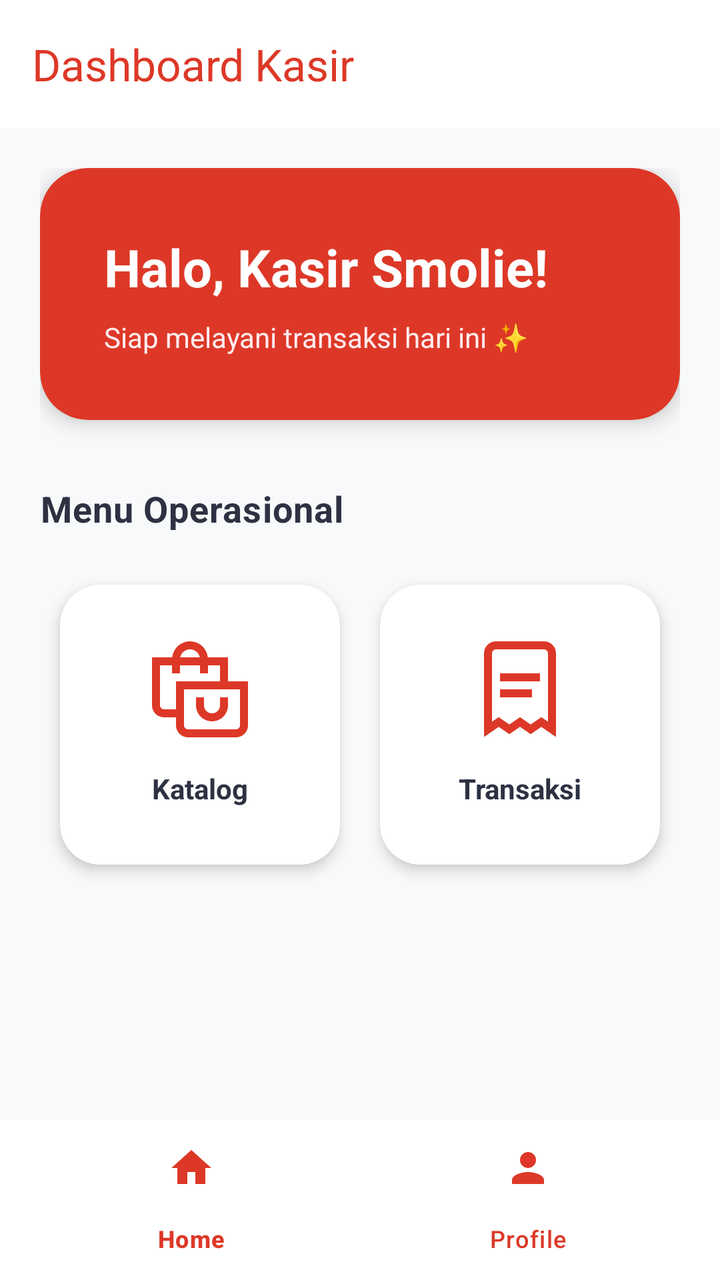
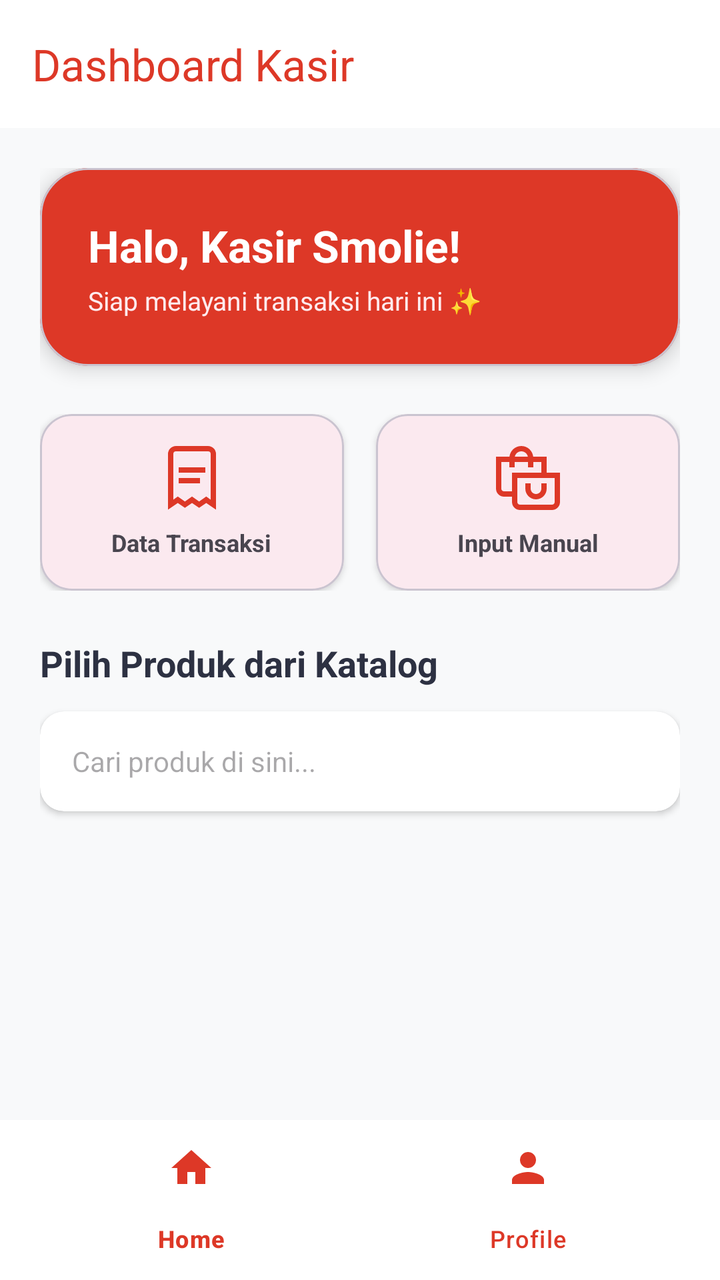

Before-and-after screenshots of an Android layout around one commit, followed by the original layout XML and the change that was made.
<!-- AndroidManifest.xml: application theme Theme.SmolieGiftMobile -->
<!-- res/layout/activity_kasir_dashboard.xml -->
<?xml version="1.0" encoding="utf-8"?>
<androidx.constraintlayout.widget.ConstraintLayout xmlns:android="http://schemas.android.com/apk/res/android"
    xmlns:app="http://schemas.android.com/apk/res-auto"
    android:layout_width="match_parent"
    android:layout_height="match_parent"
    android:background="#F8F9FA">

    <androidx.appcompat.widget.Toolbar
        android:id="@+id/toolbarKasir"
        android:layout_width="match_parent"
        android:layout_height="?attr/actionBarSize"
        android:background="#FFFFFF"
        android:elevation="4dp"
        app:title="Dashboard Kasir"
        app:titleTextColor="#DD3827"
        app:layout_constraintTop_toTopOf="parent" />

    <FrameLayout
        android:id="@+id/contentFrameKasir"
        android:layout_width="match_parent"
        android:layout_height="0dp"
        app:layout_constraintTop_toBottomOf="@id/toolbarKasir"
        app:layout_constraintBottom_toTopOf="@id/bottomNavKasir">

        
        <ScrollView
            android:id="@+id/layoutHomeKasir"
            android:layout_width="match_parent"
            android:layout_height="match_parent"
            android:scrollbars="none"
            android:visibility="visible">

            <LinearLayout
                android:layout_width="match_parent"
                android:layout_height="wrap_content"
                android:orientation="vertical"
                android:padding="20dp"
                android:paddingBottom="40dp">

                
                <com.google.android.material.card.MaterialCardView
                    android:layout_width="match_parent"
                    android:layout_height="wrap_content"
                    app:cardBackgroundColor="#DD3827"
                    app:cardCornerRadius="24dp"
                    app:cardElevation="6dp"
                    app:strokeWidth="0dp"
                    android:layout_marginBottom="32dp">
                    <LinearLayout
                        android:layout_width="match_parent"
                        android:layout_height="wrap_content"
                        android:orientation="vertical"
                        android:padding="32dp">
                        <TextView
                            android:layout_width="wrap_content"
                            android:layout_height="wrap_content"
                            android:text="Halo, Kasir Smolie!"
                            android:textColor="#FFFFFF"
                            android:textSize="26sp"
                            android:textStyle="bold"/>
                        <TextView
                            android:layout_width="wrap_content"
                            android:layout_height="wrap_content"
                            android:text="Siap melayani transaksi hari ini ✨"
                            android:textColor="#FFEBEE"
                            android:textSize="14sp"
                            android:layout_marginTop="8dp"/>
                    </LinearLayout>
                </com.google.android.material.card.MaterialCardView>

                <TextView
                    android:layout_width="wrap_content"
                    android:layout_height="wrap_content"
                    android:text="Menu Operasional"
                    android:textColor="#2D3142"
                    android:textStyle="bold"
                    android:textSize="18sp"
                    android:layout_marginBottom="16dp"
                    android:letterSpacing="0.02"/>

                <GridLayout
                    android:layout_width="match_parent"
                    android:layout_height="wrap_content"
                    android:columnCount="2"
                    android:alignmentMode="alignMargins"
                    android:columnOrderPreserved="false">

                    
                    <com.google.android.material.card.MaterialCardView
                        android:id="@+id/cvMenuKatalog"
                        android:layout_width="0dp"
                        android:layout_height="wrap_content"
                        android:layout_columnWeight="1"
                        android:layout_margin="10dp"
                        app:cardCornerRadius="20dp"
                        app:cardElevation="4dp"
                        app:strokeWidth="0dp"
                        app:cardBackgroundColor="#FFFFFF"
                        android:clickable="true"
                        android:focusable="true"
                        android:foreground="?attr/selectableItemBackground">
                        <LinearLayout
                            android:layout_width="match_parent"
                            android:layout_height="140dp"
                            android:orientation="vertical"
                            android:gravity="center"
                            android:padding="16dp">
                            <ImageView
                                android:layout_width="48dp"
                                android:layout_height="48dp"
                                android:src="@drawable/bags_shopping"
                                app:tint="#DD3827"/>
                            <TextView
                                android:layout_width="wrap_content"
                                android:layout_height="wrap_content"
                                android:text="Katalog"
                                android:textStyle="bold"
                                android:textColor="#2D3142"
                                android:layout_marginTop="16dp"/>
                        </LinearLayout>
                    </com.google.android.material.card.MaterialCardView>

                    
                    <com.google.android.material.card.MaterialCardView
                        android:id="@+id/cvMenuTransaksi"
                        android:layout_width="0dp"
                        android:layout_height="wrap_content"
                        android:layout_columnWeight="1"
                        android:layout_margin="10dp"
                        app:cardCornerRadius="20dp"
                        app:cardElevation="4dp"
                        app:strokeWidth="0dp"
                        app:cardBackgroundColor="#FFFFFF"
                        android:clickable="true"
                        android:focusable="true"
                        android:foreground="?attr/selectableItemBackground">
                        <LinearLayout
                            android:layout_width="match_parent"
                            android:layout_height="140dp"
                            android:orientation="vertical"
                            android:gravity="center"
                            android:padding="16dp">
                            <ImageView
                                android:layout_width="48dp"
                                android:layout_height="48dp"
                                android:src="@drawable/receipt"
                                app:tint="#DD3827"/>
                            <TextView
                                android:layout_width="wrap_content"
                                android:layout_height="wrap_content"
                                android:text="Transaksi"
                                android:textStyle="bold"
                                android:textColor="#2D3142"
                                android:layout_marginTop="16dp"/>
                        </LinearLayout>
                    </com.google.android.material.card.MaterialCardView>

                </GridLayout>
            </LinearLayout>
        </ScrollView>

        
        <LinearLayout
            android:id="@+id/layoutProfileKasir"
            android:layout_width="match_parent"
            android:layout_height="match_parent"
            android:orientation="vertical"
            android:padding="24dp"
            android:gravity="center_horizontal"
            android:visibility="gone">

            <com.google.android.material.card.MaterialCardView
                android:layout_width="140dp"
                android:layout_height="140dp"
                app:cardCornerRadius="70dp"
                app:cardElevation="8dp"
                app:strokeColor="#DD3827"
                app:strokeWidth="3dp"
                android:layout_marginBottom="24dp"
                app:cardPreventCornerOverlap="false">
                <ImageView
                    android:id="@+id/ivKasirProfile"
                    android:layout_width="match_parent"
                    android:layout_height="match_parent"
                    android:src="@drawable/smolie"
                    android:scaleType="centerCrop"
                    android:contentDescription="Profile Image"/>
            </com.google.android.material.card.MaterialCardView>

            <TextView
                android:id="@+id/tvKasirProfileName"
                android:layout_width="wrap_content"
                android:layout_height="wrap_content"
                android:text="Nama Kasir"
                android:textSize="26sp"
                android:textStyle="bold"
                android:textColor="#2D3142"/>

            <TextView
                android:id="@+id/tvKasirProfileEmail"
                android:layout_width="wrap_content"
                android:layout_height="wrap_content"
                android:text="kasir@smolie.com"
                android:textSize="16sp"
                android:textColor="#64748B"
                android:layout_marginBottom="32dp"/>

            <com.google.android.material.card.MaterialCardView
                android:layout_width="match_parent"
                android:layout_height="wrap_content"
                app:cardCornerRadius="20dp"
                app:cardElevation="3dp"
                app:strokeWidth="0dp"
                app:cardBackgroundColor="#FFFFFF">
                <LinearLayout
                    android:layout_width="match_parent"
                    android:layout_height="wrap_content"
                    android:orientation="vertical"
                    android:padding="24dp">
                    <TextView
                        android:layout_width="wrap_content"
                        android:layout_height="wrap_content"
                        android:text="Informasi Akun Kasir"
                        android:textStyle="bold"
                        android:textColor="#2D3142"
                        android:textSize="18sp"
                        android:layout_marginBottom="16dp"/>
                    <TextView
                        android:id="@+id/tvKasirProfileUsername"
                        android:layout_width="wrap_content"
                        android:layout_height="wrap_content"
                        android:text="Username: -"
                        android:textColor="#64748B"
                        android:textSize="14sp"/>
                    <View android:layout_width="match_parent" android:layout_height="1dp" android:background="#F1F5F9" android:layout_marginTop="12dp" android:layout_marginBottom="12dp"/>
                    <TextView
                        android:id="@+id/tvKasirProfilePhone"
                        android:layout_width="wrap_content"
                        android:layout_height="wrap_content"
                        android:text="Telepon: -"
                        android:textColor="#64748B"
                        android:textSize="14sp"/>
                </LinearLayout>
            </com.google.android.material.card.MaterialCardView>
        </LinearLayout>
    </FrameLayout>

    <com.google.android.material.bottomnavigation.BottomNavigationView
        android:id="@+id/bottomNavKasir"
        android:layout_width="match_parent"
        android:layout_height="wrap_content"
        android:background="#FFFFFF"
        app:itemIconTint="#DD3827"
        app:itemTextColor="#DD3827"
        app:menu="@menu/admin_bottom_menu"
        app:layout_constraintBottom_toBottomOf="parent" />

</androidx.constraintlayout.widget.ConstraintLayout>
<!-- resources referenced by this layout -->
<resources>
  <!-- drawable bags_shopping (drawable) -->
  <vector xmlns:android="http://schemas.android.com/apk/res/android"
      android:width="512dp"
      android:height="512dp"
      android:viewportWidth="24"
      android:viewportHeight="24">
    <path
        android:fillColor="#FF000000"
        android:pathData="M19,10L19,4h-5.051c-0.252,-2.244 -2.139,-4 -4.449,-4S5.303,1.756 5.051,4L0,4v12c0,1.654 1.346,3 3,3h3v2c0,1.654 1.346,3 3,3h12c1.654,0 3,-1.346 3,-3L24,10h-5ZM9.5,2c1.207,0 2.217,0.86 2.449,2L7.051,4c0.232,-1.14 1.242,-2 2.449,-2ZM3,17c-0.551,0 -1,-0.448 -1,-1L2,6h3v2h2v-2h5v2h2v-2h3v4L6,10v7L3,17ZM22,21c0,0.552 -0.449,1 -1,1L9,22c-0.551,0 -1,-0.448 -1,-1L8,12h14v9ZM11,16v-2h2v2c0,1.103 0.897,2 2,2s2,-0.897 2,-2v-2h2v2c0,2.206 -1.794,4 -4,4s-4,-1.794 -4,-4Z"/>
  </vector>
  <!-- drawable receipt (drawable) -->
  <vector xmlns:android="http://schemas.android.com/apk/res/android"
      android:width="512dp"
      android:height="512dp"
      android:viewportWidth="24"
      android:viewportHeight="24">
    <path
        android:fillColor="#FF000000"
        android:pathData="M21,23.9l-3.663,-2.511 -2.664,1.825 -2.666,-1.826L9.341,23.212 6.67,21.386 3,23.9V3A3,3 0,0 1,6 0H18a3,3 0,0 1,3 3ZM6.67,18.962l2.67,1.826 2.667,-1.826 2.666,1.826 2.665,-1.827L19,20.1V3a1,1 0,0 0,-1 -1H6A1,1 0,0 0,5 3V20.1Z"/>
    <path
        android:fillColor="#FF000000"
        android:pathData="M7,8h10v2h-10z"/>
    <path
        android:fillColor="#FF000000"
        android:pathData="M7,12h8v2h-8z"/>
  </vector>
  <!-- drawable smolie: jpg bitmap (drawable, 38839 bytes) -->
  <style name="Theme.SmolieGiftMobile" parent="Base.Theme.SmolieGiftMobile" />
  <style name="Base.Theme.SmolieGiftMobile" parent="Theme.Material3.DayNight.NoActionBar">
          
          <item name="colorPrimary">#DD3827</item>
          <item name="colorOnPrimary">#FFFFFF</item>
      </style>
</resources>

<!-- the commit's change to res/layout/activity_kasir_dashboard.xml (unified diff, before → after) -->
@@ -37,125 +37,137 @@
                 android:padding="20dp"
                 android:paddingBottom="40dp">
 
-                
                 <com.google.android.material.card.MaterialCardView
                     android:layout_width="match_parent"
                     android:layout_height="wrap_content"
                     app:cardBackgroundColor="#DD3827"
                     app:cardCornerRadius="24dp"
                     app:cardElevation="6dp"
-                    app:strokeWidth="0dp"
-                    android:layout_marginBottom="32dp">
+                    android:layout_marginBottom="24dp">
                     <LinearLayout
                         android:layout_width="match_parent"
                         android:layout_height="wrap_content"
                         android:orientation="vertical"
-                        android:padding="32dp">
+                        android:padding="24dp">
                         <TextView
                             android:layout_width="wrap_content"
                             android:layout_height="wrap_content"
                             android:text="Halo, Kasir Smolie!"
                             android:textColor="#FFFFFF"
-                            android:textSize="26sp"
+                            android:textSize="22sp"
                             android:textStyle="bold"/>
                         <TextView
                             android:layout_width="wrap_content"
                             android:layout_height="wrap_content"
                             android:text="Siap melayani transaksi hari ini ✨"
                             android:textColor="#FFEBEE"
-                            android:textSize="14sp"
-                            android:layout_marginTop="8dp"/>
+                            android:textSize="13sp"
+                            android:layout_marginTop="4dp"/>
                     </LinearLayout>
                 </com.google.android.material.card.MaterialCardView>
 
-                <TextView
-                    android:layout_width="wrap_content"
-                    android:layout_height="wrap_content"
-                    android:text="Menu Operasional"
-                    android:textColor="#2D3142"
-                    android:textStyle="bold"
-                    android:textSize="18sp"
-                    android:layout_marginBottom="16dp"
-                    android:letterSpacing="0.02"/>
-
-                <GridLayout
-                    android:layout_width="match_parent"
-                    android:layout_height="wrap_content"
-                    android:columnCount="2"
-                    android:alignmentMode="alignMargins"
-                    android:columnOrderPreserved="false">
-
-                    
+                
+                <LinearLayout
+                    android:layout_width="match_parent"
+                    android:layout_height="wrap_content"
+                    android:orientation="horizontal"
+                    android:layout_marginBottom="24dp">
+
                     <com.google.android.material.card.MaterialCardView
-                        android:id="@+id/cvMenuKatalog"
+                        android:id="@+id/cvMenuTransaksi"
                         android:layout_width="0dp"
-                        android:layout_height="wrap_content"
-                        android:layout_columnWeight="1"
-                        android:layout_margin="10dp"
-                        app:cardCornerRadius="20dp"
-                        app:cardElevation="4dp"
-                        app:strokeWidth="0dp"
-                        app:cardBackgroundColor="#FFFFFF"
-                        android:clickable="true"
-                        android:focusable="true"
-                        android:foreground="?attr/selectableItemBackground">
+                        android:layout_weight="1"
+                        android:layout_height="wrap_content"
+                        android:layout_marginEnd="8dp"
+                        app:cardCornerRadius="16dp"
+                        app:cardElevation="2dp">
                         <LinearLayout
                             android:layout_width="match_parent"
-                            android:layout_height="140dp"
+                            android:layout_height="wrap_content"
                             android:orientation="vertical"
                             android:gravity="center"
                             android:padding="16dp">
                             <ImageView
-                                android:layout_width="48dp"
-                                android:layout_height="48dp"
+                                android:layout_width="32dp"
+                                android:layout_height="32dp"
+                                android:src="@drawable/receipt"
+                                app:tint="#DD3827"/>
+                            <TextView
+                                android:layout_width="wrap_content"
+                                android:layout_height="wrap_content"
+                                android:text="Data Transaksi"
+                                android:textSize="12sp"
+                                android:textStyle="bold"
+                                android:layout_marginTop="8dp"/>
+                        </LinearLayout>
+                    </com.google.android.material.card.MaterialCardView>
+
+                    <com.google.android.material.card.MaterialCardView
+                        android:id="@+id/cvMenuKatalog"
+                        android:layout_width="0dp"
+                        android:layout_weight="1"
+                        android:layout_height="wrap_content"
+                        android:layout_marginStart="8dp"
+                        app:cardCornerRadius="16dp"
+                        app:cardElevation="2dp">
+                        <LinearLayout
+                            android:layout_width="match_parent"
+                            android:layout_height="wrap_content"
+                            android:orientation="vertical"
+                            android:gravity="center"
+                            android:padding="16dp">
+                            <ImageView
+                                android:layout_width="32dp"
+                                android:layout_height="32dp"
                                 android:src="@drawable/bags_shopping"
                                 app:tint="#DD3827"/>
                             <TextView
                                 android:layout_width="wrap_content"
                                 android:layout_height="wrap_content"
-                                android:text="Katalog"
+                                android:text="Input Manual"
+                                android:textSize="12sp"
                                 android:textStyle="bold"
-                                android:textColor="#2D3142"
-                                android:layout_marginTop="16dp"/>
+                                android:layout_marginTop="8dp"/>
                         </LinearLayout>
                     </com.google.android.material.card.MaterialCardView>
-
-                    
-                    <com.google.android.material.card.MaterialCardView
-                        android:id="@+id/cvMenuTransaksi"
-                        android:layout_width="0dp"
-                        android:layout_height="wrap_content"
-                        android:layout_columnWeight="1"
-                        android:layout_margin="10dp"
-                        app:cardCornerRadius="20dp"
-                        app:cardElevation="4dp"
-                        app:strokeWidth="0dp"
-                        app:cardBackgroundColor="#FFFFFF"
-                        android:clickable="true"
-                        android:focusable="true"
-                        android:foreground="?attr/selectableItemBackground">
-                        <LinearLayout
-                            android:layout_width="match_parent"
-                            android:layout_height="140dp"
-                            android:orientation="vertical"
-                            android:gravity="center"
-                            android:padding="16dp">
-                            <ImageView
-                                android:layout_width="48dp"
-                                android:layout_height="48dp"
-                                android:src="@drawable/receipt"
-                                app:tint="#DD3827"/>
-                            <TextView
-                                android:layout_width="wrap_content"
-                                android:layout_height="wrap_content"
-                                android:text="Transaksi"
-                                android:textStyle="bold"
-                                android:textColor="#2D3142"
-                                android:layout_marginTop="16dp"/>
-                        </LinearLayout>
-                    </com.google.android.material.card.MaterialCardView>
-
-                </GridLayout>
+                </LinearLayout>
+
+                
+                <TextView
+                    android:layout_width="wrap_content"
+                    android:layout_height="wrap_content"
+                    android:text="Pilih Produk dari Katalog"
+                    android:textColor="#2D3142"
+                    android:textStyle="bold"
+                    android:textSize="18sp"
+                    android:layout_marginBottom="12dp"/>
+
+                <androidx.cardview.widget.CardView
+                    android:layout_width="match_parent"
+                    android:layout_height="wrap_content"
+                    app:cardCornerRadius="12dp"
+                    app:cardElevation="2dp"
+                    android:layout_marginBottom="16dp">
+                    <AutoCompleteTextView
+                        android:id="@+id/acSearchProdukKasir"
+                        android:layout_width="match_parent"
+                        android:layout_height="50dp"
+                        android:background="@android:color/transparent"
+                        android:hint="Cari produk di sini..."
+                        android:paddingStart="16dp"
+                        android:paddingEnd="16dp"
+                        android:textSize="14sp"
+                        android:completionThreshold="1"/>
+                </androidx.cardview.widget.CardView>
+
+                <GridLayout
+                    android:id="@+id/glDaftarProdukKasir"
+                    android:layout_width="match_parent"
+                    android:layout_height="wrap_content"
+                    android:columnCount="2"
+                    android:alignmentMode="alignMargins"
+                    android:columnOrderPreserved="false" />
+
             </LinearLayout>
         </ScrollView>
 
@@ -168,23 +180,18 @@
             android:padding="24dp"
             android:gravity="center_horizontal"
             android:visibility="gone">
-
+            
             <com.google.android.material.card.MaterialCardView
-                android:layout_width="140dp"
-                android:layout_height="140dp"
-                app:cardCornerRadius="70dp"
-                app:cardElevation="8dp"
-                app:strokeColor="#DD3827"
-                app:strokeWidth="3dp"
-                android:layout_marginBottom="24dp"
-                app:cardPreventCornerOverlap="false">
+                android:layout_width="120dp"
+                android:layout_height="120dp"
+                app:cardCornerRadius="60dp"
+                app:cardElevation="4dp"
+                android:layout_marginBottom="24dp">
                 <ImageView
-                    android:id="@+id/ivKasirProfile"
                     android:layout_width="match_parent"
                     android:layout_height="match_parent"
                     android:src="@drawable/smolie"
-                    android:scaleType="centerCrop"
-                    android:contentDescription="Profile Image"/>
+                    android:scaleType="centerCrop"/>
             </com.google.android.material.card.MaterialCardView>
 
             <TextView
@@ -192,7 +199,7 @@
                 android:layout_width="wrap_content"
                 android:layout_height="wrap_content"
                 android:text="Nama Kasir"
-                android:textSize="26sp"
+                android:textSize="22sp"
                 android:textStyle="bold"
                 android:textColor="#2D3142"/>
 
@@ -201,45 +208,30 @@
                 android:layout_width="wrap_content"
                 android:layout_height="wrap_content"
                 android:text="kasir@smolie.com"
-                android:textSize="16sp"
                 android:textColor="#64748B"
-                android:layout_marginBottom="32dp"/>
+                android:layout_marginBottom="24dp"/>
 
             <com.google.android.material.card.MaterialCardView
                 android:layout_width="match_parent"
                 android:layout_height="wrap_content"
-                app:cardCornerRadius="20dp"
-                app:cardElevation="3dp"
-                app:strokeWidth="0dp"
-                app:cardBackgroundColor="#FFFFFF">
+                app:cardCornerRadius="16dp"
+                app:cardElevation="2dp">
                 <LinearLayout
                     android:layout_width="match_parent"
                     android:layout_height="wrap_content"
                     android:orientation="vertical"
-                    android:padding="24dp">
-                    <TextView
-                        android:layout_width="wrap_content"
-                        android:layout_height="wrap_content"
-                        android:text="Informasi Akun Kasir"
-                        android:textStyle="bold"
-                        android:textColor="#2D3142"
-                        android:textSize="18sp"
-                        android:layout_marginBottom="16dp"/>
+                    android:padding="20dp">
                     <TextView
                         android:id="@+id/tvKasirProfileUsername"
                         android:layout_width="wrap_content"
                         android:layout_height="wrap_content"
                         android:text="Username: -"
-                        android:textColor="#64748B"
-                        android:textSize="14sp"/>
-                    <View android:layout_width="match_parent" android:layout_height="1dp" android:background="#F1F5F9" android:layout_marginTop="12dp" android:layout_marginBottom="12dp"/>
+                        android:layout_marginBottom="8dp"/>
                     <TextView
                         android:id="@+id/tvKasirProfilePhone"
                         android:layout_width="wrap_content"
                         android:layout_height="wrap_content"
-                        android:text="Telepon: -"
-                        android:textColor="#64748B"
-                        android:textSize="14sp"/>
+                        android:text="Telepon: -"/>
                 </LinearLayout>
             </com.google.android.material.card.MaterialCardView>
         </LinearLayout>
